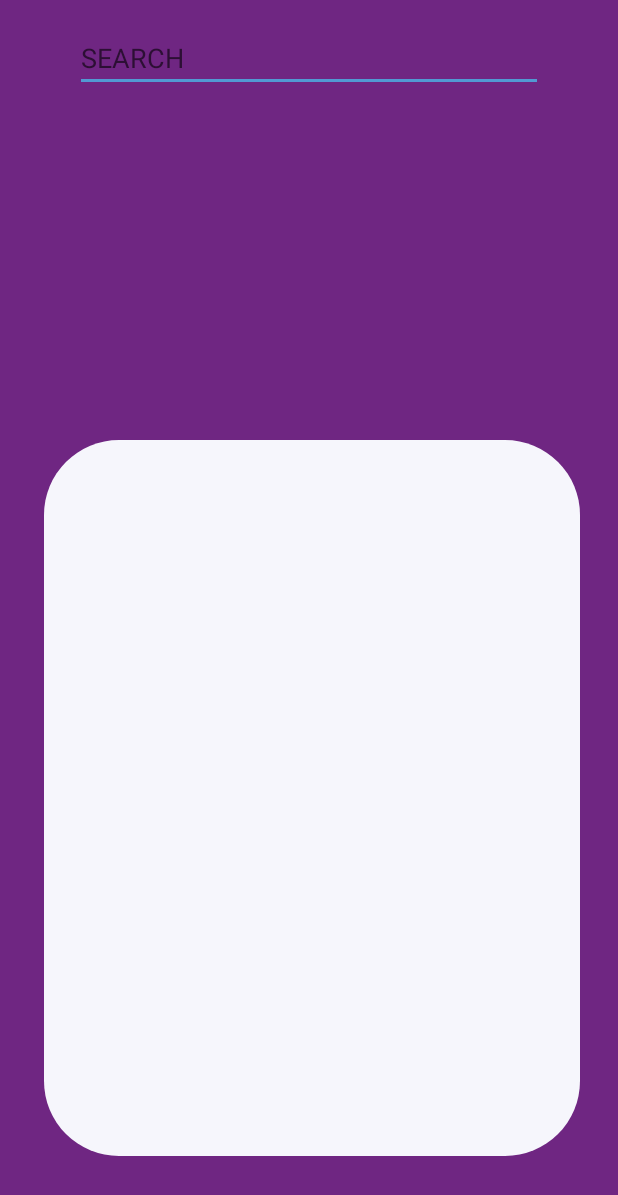
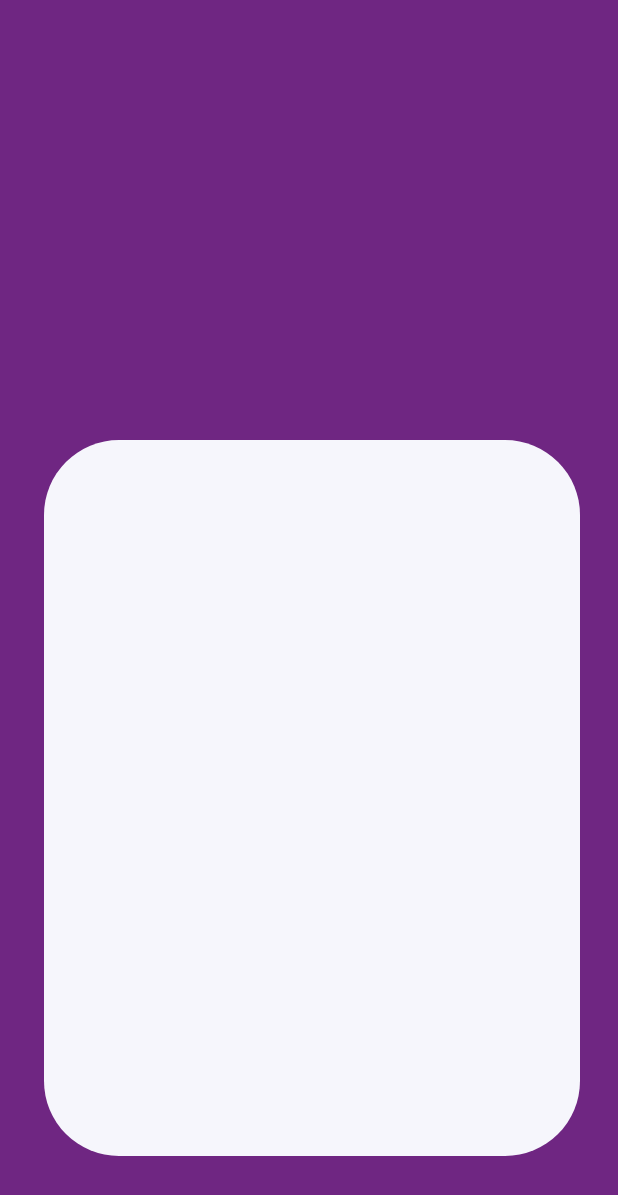
Before and after one commit to VictorOgata/trocatroca, an Android app: the MeusAnunciosActivity screen opened directly, with no data from a screen before it, on a phone screen of 412 x 824 dp. Shown: the top 1195 px of the screen. Run offline under Robolectric (Android 15) with nearby library versions, the phone set to English and light mode, and no system bars; our stand-ins replace Firebase (no records; nobody signed in at launch, a user with empty details on screens opened directly).

Commit message:
small changes

```diff
--- a/app/src/main/java/groupdelta/trocatroca/Activity/MeusAnunciosActivity.java
+++ b/app/src/main/java/groupdelta/trocatroca/Activity/MeusAnunciosActivity.java
@@ -36,38 +36,14 @@ public class MeusAnunciosActivity  extends  AppCompatActivity {
     protected void onCreate(Bundle savedInstanceState) {
         super.onCreate(savedInstanceState);
         setContentView(R.layout.activity_meusanuncios);
-
-        editPalavra= (EditText) findViewById(R.id.TextSearch);
         Busca=(ListView) findViewById(R.id.ListSearch);
 
         myRef = FirebaseDatabase.getInstance().getReference("Anuncios");
-        AdapterView<?> parent;
-        eventEdit();
+        ListaAnuncios();
 
 
     }
 
-    private void eventEdit(){
-        editPalavra.addTextChangedListener(new TextWatcher() {
-            @Override
-            public void beforeTextChanged(CharSequence s, int start, int count, int after) {
-
-            }
-
-            @Override
-            public void onTextChanged(CharSequence s, int start, int before, int count) {
-
-            }
-
-            @Override
-            public void afterTextChanged(Editable s) {
-                String word = editPalavra.getText().toString().trim();
-                ListaAnuncios();
-
-            }
-        });
-
-    }
 
     private void ListaAnuncios() {
         Query query;
--- a/app/src/main/res/layout/activity_meusanuncios.xml
+++ b/app/src/main/res/layout/activity_meusanuncios.xml
@@ -8,18 +8,6 @@
     android:background="@color/colorPrimaryDark"
     tools:context=".Activity.MeusAnunciosActivity">
 
-    <AutoCompleteTextView
-        android:id="@+id/TextSearch"
-        android:layout_width="0dp"
-        android:layout_height="45dp"
-        android:layout_marginEnd="50dp"
-        android:layout_marginStart="50dp"
-        android:layout_marginTop="16dp"
-        android:hint="SEARCH"
-        app:layout_constraintEnd_toEndOf="parent"
-        app:layout_constraintHorizontal_bias="0.0"
-        app:layout_constraintStart_toStartOf="parent"
-        app:layout_constraintTop_toTopOf="parent" />
 
     <ListView
         android:id="@+id/ListSearch"
```
